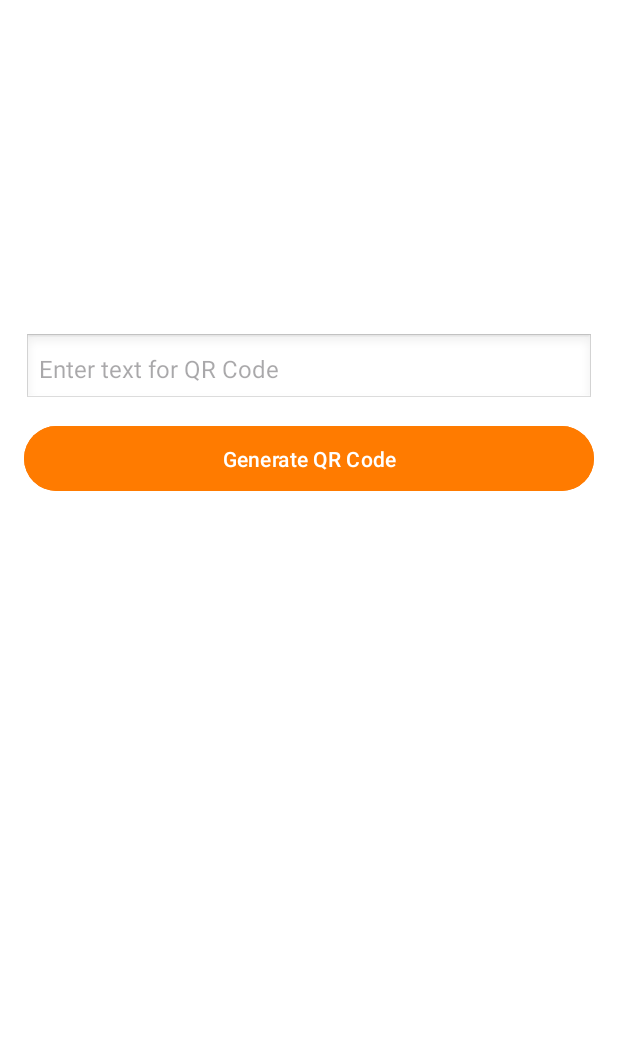
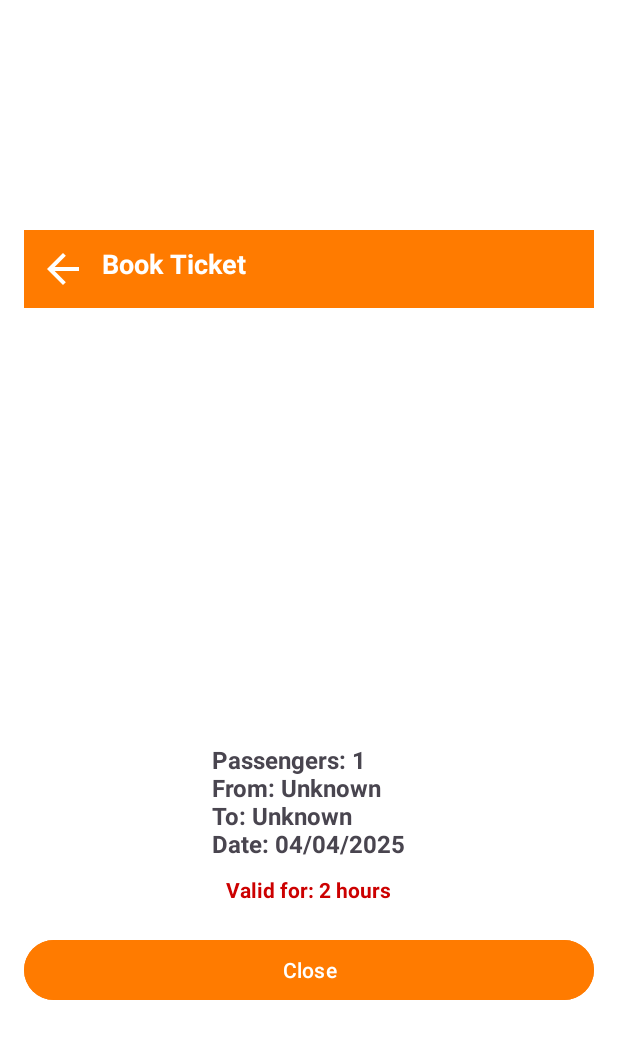
Before and after one commit to Nidhi12396/metro_application, an Android app: the page11 screen opened directly, with no data from a screen before it, after a tap on "Pay Now", on a phone screen of 412 x 824 dp. Shown: the top 1039 px of the screen. Run offline under Robolectric (Android 15) with nearby library versions, the light colour scheme and no system bars; libraries missing offline, so code that uses them is left out: com.journeyapps.barcodescanner; 2 statements that could not run were skipped.

Commit message:
update ticket generate page,page12

```diff
--- a/app/src/main/AndroidManifest.xml
+++ b/app/src/main/AndroidManifest.xml
@@ -16,19 +16,13 @@
         android:theme="@style/Theme.Logsignsql"
         tools:targetApi="31">
         <activity
-            android:name=".ticketadapter"
-            android:exported="false" />
-        <activity
-            android:name=".ticket"
+            android:name=".page12"
             android:exported="false" />
         <activity
             android:name=".page51"
             android:exported="false" />
         <activity
             android:name=".page13"
-            android:exported="false" />
-        <activity
-            android:name=".page12"
             android:exported="false" /> <!-- <activity -->
         <!-- android:name=".page12" -->
         <!-- android:exported="false" /> -->
--- a/app/src/main/java/com/example/logsignsql/page11.java
+++ b/app/src/main/java/com/example/logsignsql/page11.java
@@ -6,6 +6,7 @@ import android.widget.Button;
 import android.widget.ImageView;
 import android.widget.TextView;
 import androidx.appcompat.app.AppCompatActivity;
+import android.util.Log;
 
 public class page11 extends AppCompatActivity {
 
@@ -40,9 +41,17 @@ public class page11 extends AppCompatActivity {
         textPassengers.setText("Passengers: " + passengerCount);
         textPrice.setText("Total Price: ₹" + ticketPrice);
 
-        // Next Page Button (Go to Payment or Confirmation)
+        // Next Page Button (Go to Page12 and Pass Data)
         btnNextPage.setOnClickListener(v -> {
-            Intent intent = new Intent(page11.this, page12.class); // Change to your next activity
+            Log.d("DEBUG", "Button clicked, starting page12");
+
+            Intent intent = new Intent(page11.this, page12.class);
+            intent.putExtra("fromStation", fromStation);
+            intent.putExtra("toStation", toStation);
+            intent.putExtra("passengerCount", passengerCount);
+            intent.putExtra("ticketPrice", ticketPrice);
+            intent.putExtra("userEmail", userEmail);
+
             startActivity(intent);
         });
     }
--- a/app/src/main/java/com/example/logsignsql/page12.java
+++ b/app/src/main/java/com/example/logsignsql/page12.java
@@ -2,64 +2,97 @@ package com.example.logsignsql;
 
 import android.content.Intent;
 import android.graphics.Bitmap;
-import android.net.Uri;
 import android.os.Bundle;
 import android.os.Environment;
 import android.util.Log;
 import androidx.appcompat.app.AppCompatActivity;
 import androidx.core.content.FileProvider;
-import android.view.View;
 import android.widget.Button;
-import android.widget.EditText;
 import android.widget.ImageView;
+import android.widget.TextView;
 import com.google.zxing.BarcodeFormat;
 import com.google.zxing.WriterException;
 import com.journeyapps.barcodescanner.BarcodeEncoder;
 import java.io.File;
 import java.io.FileOutputStream;
 import java.io.IOException;
+import java.text.SimpleDateFormat;
+import java.util.Calendar;
+import java.util.Locale;
+import android.net.Uri;
 
 public class page12 extends AppCompatActivity {
 
-    private static final String TAG = "MainActivity";
-    private static final int QR_SIZE = 1024;
+    private static final String TAG = "Page12";
+    private static final int QR_SIZE = 500;
 
-    private EditText qrTextEt;
     private ImageView generatedQrImage;
+    private TextView ticketDetails, timeLeft;
     private Bitmap qrBitmap;
-
-
+    private Button closePopupBtn;
 
     @Override
     protected void onCreate(Bundle savedInstanceState) {
         super.onCreate(savedInstanceState);
         setContentView(R.layout.activity_page12);
 
-        qrTextEt = findViewById(R.id.qrTextEt);
+        // Initialize UI components
         generatedQrImage = findViewById(R.id.generatedQrImage);
-        Button generateQrBtn = findViewById(R.id.generateQrBtn);
+        ticketDetails = findViewById(R.id.ticketDetails);
+        timeLeft = findViewById(R.id.timeLeft);
+        closePopupBtn = findViewById(R.id.closePopupBtn);
 
-        generateQrBtn.setOnClickListener(new View.OnClickListener() {
-            @Override
-            public void onClick(View v) {
-                generateQrCode();
-            }
-        });
+        // Get ticket details from Intent
+        Intent intent = getIntent();
+        String qrData = intent.getStringExtra("qrData");
+        String passengerCount = intent.getStringExtra("passengerCount");
+        String fromStation = intent.getStringExtra("fromStation");
+        String toStation = intent.getStringExtra("toStation");
 
+        // Log received values for debugging
+        Log.d(TAG, "Received Data -> QR: " + qrData + ", From: " + fromStation + ", To: " + toStation);
+
+        // Ensure valid values (avoid null issues)
+        if (qrData == null || qrData.isEmpty()) {
+            qrData = "No QR Data Available";
+        }
+        if (passengerCount == null) passengerCount = "1"; // Default to 1 passenger
+        if (fromStation == null) fromStation = "Unknown";
+        if (toStation == null) toStation = "Unknown";
+
+        // Generate QR Code
+        generateQrCode(qrData);
+
+        // Display ticket details
+        ticketDetails.setText(
+                "Passengers: " + passengerCount + "\n" +
+                        "From: " + fromStation + "\n" +
+                        "To: " + toStation + "\n" +
+                        "Date: " + getCurrentDate()
+        );
+
+        // Set expiration time
+        timeLeft.setText("Valid for: 2 hours");
+
+        // Close button action
+        closePopupBtn.setOnClickListener(view -> finish());
     }
 
-    private void generateQrCode() {
-        String inputText = qrTextEt.getText().toString();
+    private void generateQrCode(String qrData) {
         try {
             BarcodeEncoder encoder = new BarcodeEncoder();
-            qrBitmap = encoder.encodeBitmap(inputText, BarcodeFormat.QR_CODE, QR_SIZE, QR_SIZE);
+            qrBitmap = encoder.encodeBitmap(qrData, BarcodeFormat.QR_CODE, QR_SIZE, QR_SIZE);
             generatedQrImage.setImageBitmap(qrBitmap);
+            Log.d(TAG, "QR Code Generated Successfully");
         } catch (WriterException e) {
-            Log.e(TAG, "generateQrCode: " + e.getMessage());
+            Log.e(TAG, "QR Generation Failed: " + e.getMessage());
         }
     }
 
-
+    private String getCurrentDate() {
+        SimpleDateFormat sdf = new SimpleDateFormat("dd/MM/yyyy", Locale.getDefault());
+        return sdf.format(Calendar.getInstance().getTime());
+    }
 
     private Uri getUriFromBitmap() {
         try {
@@ -70,7 +103,6 @@ public class page12 extends AppCompatActivity {
                 qrBitmap.compress(Bitmap.CompressFormat.PNG, 90, outStream);
                 outStream.close();
                 return FileProvider.getUriForFile(this, "com.example.logsignsql.provider", file);
-
             }
         } catch (IOException e) {
             Log.e(TAG, "getUriFromBitmap: " + e.getMessage());
--- /dev/null
+++ b/app/src/main/res/drawable/baseline_arrow_back_24.xml
@@ -0,0 +1,5 @@
+<vector xmlns:android="http://schemas.android.com/apk/res/android" android:autoMirrored="true" android:height="24dp" android:tint="#FFFFFF" android:viewportHeight="24" android:viewportWidth="24" android:width="24dp">
+
+    <path android:fillColor="@android:color/white" android:pathData="M20,11H7.83l5.59,-5.59L12,4l-8,8 8,8 1.41,-1.41L7.83,13H20v-2z"/>
+
+</vector>
--- a/app/src/main/res/layout/activity_page12.xml
+++ b/app/src/main/res/layout/activity_page12.xml
@@ -1,42 +1,69 @@
-<?xml version="1.0" encoding="utf-8"?>
 <LinearLayout xmlns:android="http://schemas.android.com/apk/res/android"
     android:layout_width="match_parent"
     android:layout_height="match_parent"
     android:orientation="vertical"
+    android:gravity="center"
     android:padding="16dp"
-    android:gravity="center"
     android:background="@android:color/white">
 
-    <!-- Input Field for QR Code Text -->
-    <EditText
-        android:id="@+id/qrTextEt"
+    <!-- Header -->
+    <LinearLayout
         android:layout_width="match_parent"
         android:layout_height="wrap_content"
-        android:hint="Enter text for QR Code"
-        android:padding="10dp"
-        android:textSize="16sp"
-        android:background="@android:drawable/edit_text"
-        android:layout_marginBottom="10dp"/>
+        android:orientation="horizontal"
+        android:background="@color/light_orange"
+        android:padding="10dp">
 
-    <!-- Button to Generate QR Code -->
-    <Button
-        android:id="@+id/generateQrBtn"
-        android:layout_width="match_parent"
-        android:layout_height="wrap_content"
-        android:text="Generate QR Code"
-        android:padding="12dp"
-        android:backgroundTint="@color/light_orange"
-        android:textColor="@android:color/white"
-        android:layout_marginBottom="10dp"/>
+        <ImageView
+            android:id="@+id/backArrow"
+            android:layout_width="32dp"
+            android:layout_height="32dp"
+            android:src="@drawable/baseline_arrow_back_24"
+            android:contentDescription="Back Button"
+            android:layout_marginEnd="10dp"/>
 
-    <!-- ImageView to Display Generated QR Code -->
+        <TextView
+            android:layout_width="wrap_content"
+            android:layout_height="wrap_content"
+            android:text="Book Ticket"
+            android:textSize="18sp"
+            android:textColor="@android:color/white"
+            android:textStyle="bold"/>
+    </LinearLayout>
+
+    <!-- QR Code Display -->
     <ImageView
         android:id="@+id/generatedQrImage"
         android:layout_width="250dp"
         android:layout_height="250dp"
         android:scaleType="fitCenter"
-        android:layout_marginBottom="10dp"/>
+        android:layout_marginTop="30dp"/>
 
+    <!-- Ticket Details -->
+    <TextView
+        android:id="@+id/ticketDetails"
+        android:layout_width="wrap_content"
+        android:layout_height="wrap_content"
+        android:textSize="16sp"
+        android:textStyle="bold"
+        android:padding="10dp"/>
 
+    <!-- Expiry Time -->
+    <TextView
+        android:id="@+id/timeLeft"
+        android:layout_width="wrap_content"
+        android:layout_height="wrap_content"
+        android:textSize="14sp"
+        android:textColor="@android:color/holo_red_dark"
+        android:textStyle="bold"/>
 
+    <!-- Close Button -->
+    <Button
+        android:id="@+id/closePopupBtn"
+        android:layout_width="match_parent"
+        android:layout_height="wrap_content"
+        android:text="Close"
+        android:backgroundTint="@color/light_orange"
+        android:textColor="@android:color/white"
+        android:layout_marginTop="20dp"/>
 </LinearLayout>
--- a/gradle/libs.versions.toml
+++ b/gradle/libs.versions.toml
@@ -27,4 +27,4 @@ google-scanner = { group = "com.google.android.gms", name = "play-services-code-
 play-services = { group = "com.google.android.gms", name = "play-services-base", version.ref = "playServices" }
 
 [plugins]
-android-application = { id = "com.android.application", version.ref = "agp" }
+android-application = { id = "com.android.application", version = "8.7.3" }
```
Also changed, not shown: gradle/wrapper/gradle-wrapper.properties.
